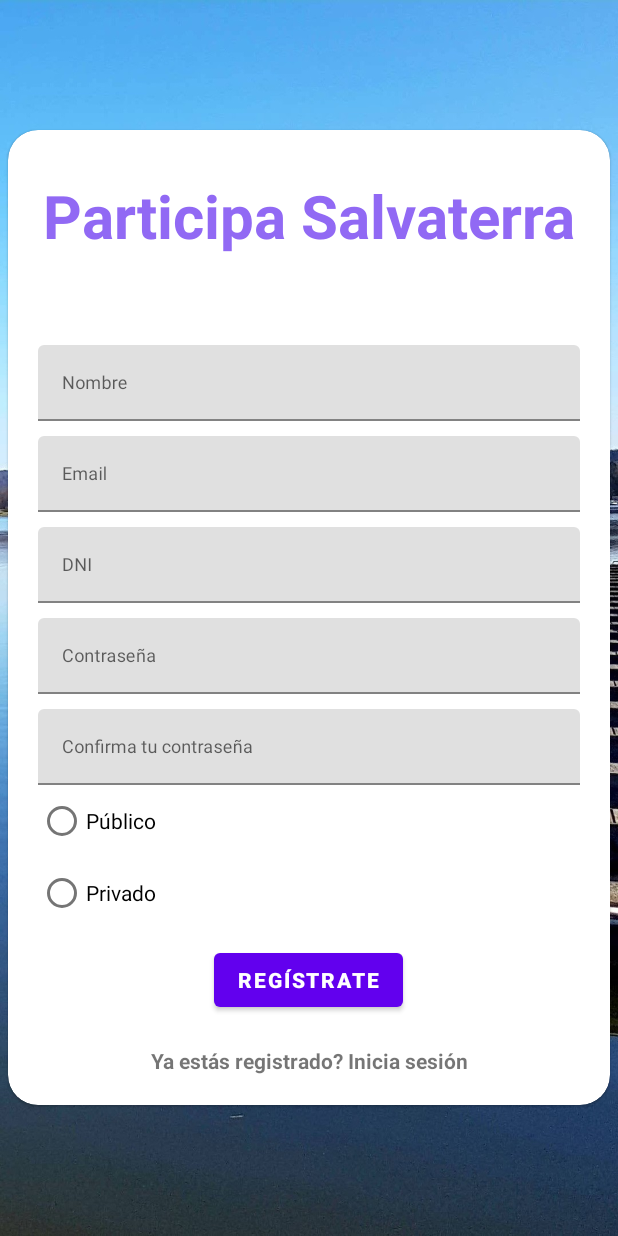
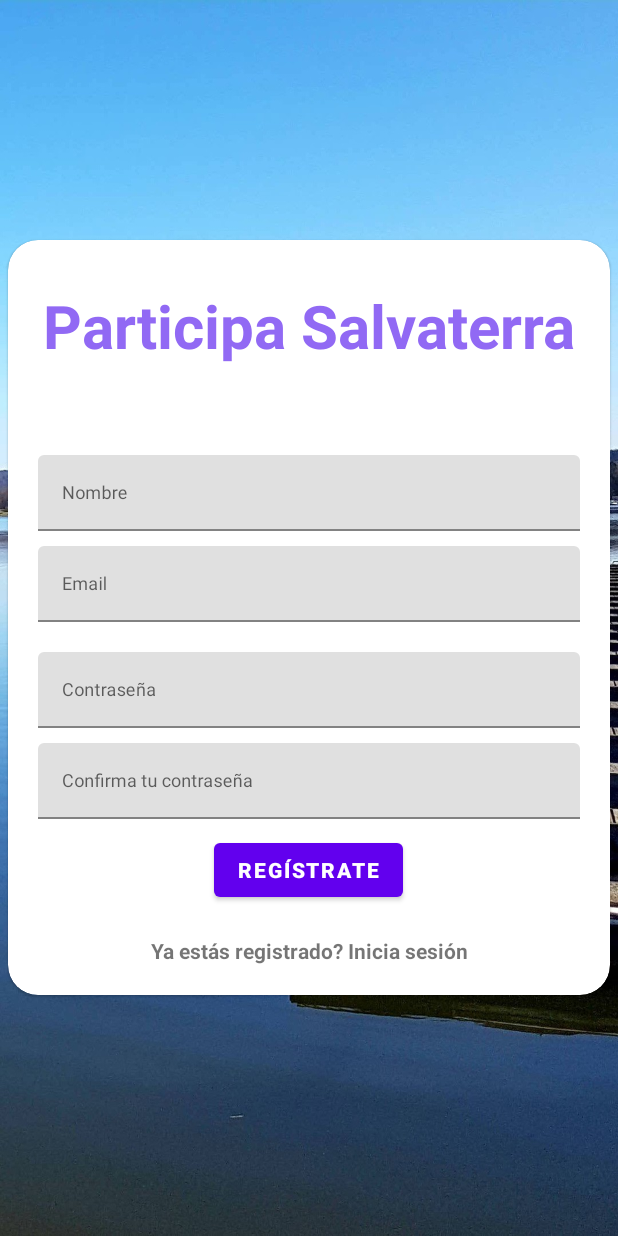
Before and after one commit to TretornESP/ParticipaSalvaterra, an Android app: the screen it shows after launch (MainActivity), after a tap on "No tienes cuenta? Registrate", on a phone screen of 412 x 824 dp. Run offline under Robolectric (Android 15) with nearby library versions, the phone set to English and light mode, and no system bars; pictures from the network do not load.

Commit message:
Release 0.5-Alpha

```diff
--- a/app/build.gradle
+++ b/app/build.gradle
@@ -10,8 +10,8 @@ android {
         applicationId "com.tretornesp.participa"
         minSdk 24
         targetSdk 32
-        versionCode 1
-        versionName "1.0"
+        versionCode 4
+        versionName "0.7-BETA"
 
         testInstrumentationRunner "androidx.test.runner.AndroidJUnitRunner"
     }
--- a/app/src/main/java/com/tretornesp/participa/MainActivity.java
+++ b/app/src/main/java/com/tretornesp/participa/MainActivity.java
@@ -82,7 +82,6 @@ public class MainActivity extends AppCompatActivity {
             Log.d(MainActivity.TAG, "Last fragment is null, defaulting to ListFragment");
             lastFragment = new ListFragment();
         }
-
         if (lastFragment instanceof ListFragment) {
             Log.d(MainActivity.TAG, "Returning to ListFragment");
         }
@@ -131,7 +130,7 @@ public class MainActivity extends AppCompatActivity {
         Log.d(MainActivity.TAG, "Showing register");
         disableBottomNavigation();
         Fragment fragment = new RegisterFragment();
-        navigate(fragment);
+        navigateNoret(fragment);
     }
 
     public void showItem(String item) {
--- a/app/src/main/java/com/tretornesp/participa/fragments/MapsFragment.java
+++ b/app/src/main/java/com/tretornesp/participa/fragments/MapsFragment.java
@@ -261,14 +261,14 @@ public class MapsFragment extends Fragment {
 
             googleMap.setOnMarkerClickListener(marker -> {
                 String markername = marker.getTitle();
-                Toast.makeText(getContext(), "Marker: " + markername, Toast.LENGTH_SHORT).show();
+                //Toast.makeText(getContext(), "Marker: " + markername, Toast.LENGTH_SHORT).show();
                 infoDisplayed = true;
                 return false;
             });
 
             googleMap.setOnInfoWindowClickListener(marker -> {
                 String markername = marker.getTitle();
-                Toast.makeText(getContext(), "Clicked info: " + markername, Toast.LENGTH_SHORT).show();
+                //Toast.makeText(getContext(), "Clicked info: " + markername, Toast.LENGTH_SHORT).show();
             });
 
             //Kind of nasty!
--- a/app/src/main/java/com/tretornesp/participa/fragments/NewFragment.java
+++ b/app/src/main/java/com/tretornesp/participa/fragments/NewFragment.java
@@ -278,7 +278,7 @@ public class NewFragment extends CancellableFrame {
         image2.setOnClickListener(new View.OnClickListener() {
             @Override
             public void onClick(View view) {
-                imageHandler.getFromGallery(image2Callback);
+                Toast.makeText(getContext(), "De momento solo se puede subir una imagen", Toast.LENGTH_SHORT).show(); return; //TODO: Changeme
             }
         });
 
@@ -286,7 +286,7 @@ public class NewFragment extends CancellableFrame {
         image3.setOnClickListener(new View.OnClickListener() {
             @Override
             public void onClick(View view) {
-                imageHandler.getFromGallery(image3Callback);
+                Toast.makeText(getContext(), "De momento solo se puede subir una imagen", Toast.LENGTH_SHORT).show(); return; //TODO: Changeme
             }
         });
 
@@ -294,7 +294,7 @@ public class NewFragment extends CancellableFrame {
         image4.setOnClickListener(new View.OnClickListener() {
             @Override
             public void onClick(View view) {
-                imageHandler.getFromGallery(image4Callback);
+                Toast.makeText(getContext(), "De momento solo se puede subir una imagen", Toast.LENGTH_SHORT).show(); return; //TODO: Changeme
             }
         });
     }
--- a/app/src/main/java/com/tretornesp/participa/fragments/RegisterFragment.java
+++ b/app/src/main/java/com/tretornesp/participa/fragments/RegisterFragment.java
@@ -70,9 +70,9 @@ public class RegisterFragment extends Fragment {
                         name,
                         email,
                         password,
-                        dni,
+                        "34798725R", //TODO: Change this
                         passwordConfirmation,
-                        isPublic,
+                        true, //TODO: Change this
                         registerCallback
                 );
                 break;
--- a/app/src/main/res/layout/fragment_list.xml
+++ b/app/src/main/res/layout/fragment_list.xml
@@ -4,6 +4,7 @@
     xmlns:android="http://schemas.android.com/apk/res/android"
     xmlns:app="http://schemas.android.com/apk/res-auto"
     android:layout_width="match_parent"
+    android:background="@color/white"
     android:layout_height="match_parent">
 
     <androidx.swiperefreshlayout.widget.SwipeRefreshLayout
--- a/app/src/main/res/layout/fragment_new.xml
+++ b/app/src/main/res/layout/fragment_new.xml
@@ -2,6 +2,7 @@
     xmlns:app="http://schemas.android.com/apk/res-auto"
     xmlns:tools="http://schemas.android.com/tools"
     android:layout_width="match_parent"
+    android:background="@color/white"
     android:layout_height="match_parent">
 
     <LinearLayout
@@ -19,7 +20,7 @@
             android:layout_width="match_parent"
             android:layout_height="wrap_content"
             app:counterEnabled="true"
-            app:counterMaxLength="20"
+            app:counterMaxLength="40"
             android:hint="@string/new_title"
             app:errorEnabled="true"
             app:endIconMode="clear_text">
--- a/app/src/main/res/layout/fragment_profile.xml
+++ b/app/src/main/res/layout/fragment_profile.xml
@@ -2,6 +2,7 @@
 <ScrollView xmlns:android="http://schemas.android.com/apk/res/android"
     android:layout_width="match_parent"
     android:layout_height="match_parent"
+    android:background="@color/white"
     xmlns:app="http://schemas.android.com/apk/res-auto">
 
     <RelativeLayout
--- a/app/src/main/res/layout/fragment_register.xml
+++ b/app/src/main/res/layout/fragment_register.xml
@@ -60,6 +60,7 @@
             android:layout_marginTop="@dimen/signup_text_margin_top">
             <com.google.android.material.textfield.TextInputEditText
                 android:id="@+id/dni"
+                android:visibility="gone"
                 style="@style/modifiedEditText"
                 android:inputType="text"
                 android:maxLines="1"
@@ -94,16 +95,20 @@
             android:orientation="horizontal">
             <RadioGroup
                 android:id="@+id/radio_group"
+                android:visibility="gone"
+                android:checkedButton="@id/public_selected"
                 android:layout_width="match_parent"
                 android:layout_height="wrap_content">
                 <RadioButton
                     android:id="@+id/public_selected"
+                    android:clickable="false"
                     android:layout_width="wrap_content"
                     android:layout_height="wrap_content"
                     android:text="Público"/>
 
                 <RadioButton
                     android:id="@+id/private_selected"
+                    android:clickable="false"
                     android:layout_width="wrap_content"
                     android:layout_height="wrap_content"
                     android:text="Privado"/>
--- a/app/src/main/res/values/strings.xml
+++ b/app/src/main/res/values/strings.xml
@@ -4,8 +4,8 @@
     <string name="add_label">Nuevo</string>
     <string name="map_label">Mapa</string>
     <string name="profile_label">Perfil</string>
-    <string name="dummy_title">Mas arboles</string>
-    <string name="dummy_secondary_text">Nos gustaría tener mas aboles, son muy monos y dan sombra</string>
+    <string name="dummy_title">Participa Salvaterra</string>
+    <string name="dummy_secondary_text">¡Construyamos nuestro concello entre todos!</string>
     <string name="dummy_supporting_text">Mas arboles</string>
     <string name="search_hint">Buscar una propuesta…</string>
     <string name="dummy_me_gusta">Me gusta</string>
```
Also changed, not shown: app/src/main/java/com/tretornesp/participa/controller/ProposalController.java (+7 -1 lines), app/src/main/java/com/tretornesp/participa/controller/RegisterController.java (+5 -5 lines).
